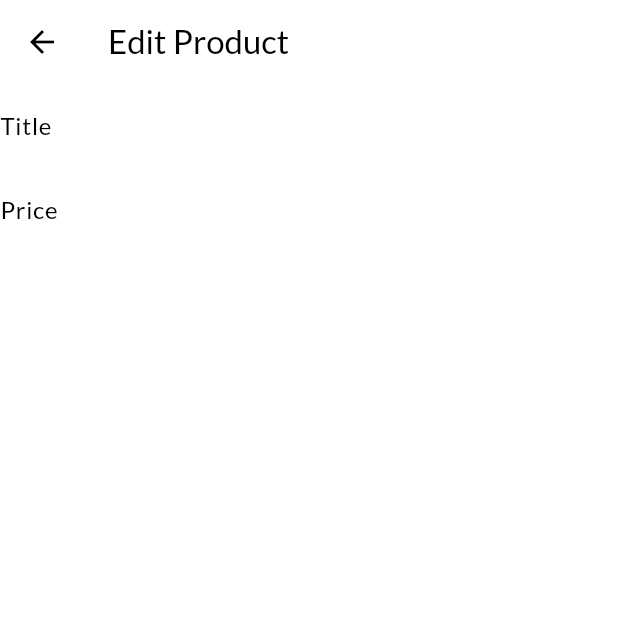
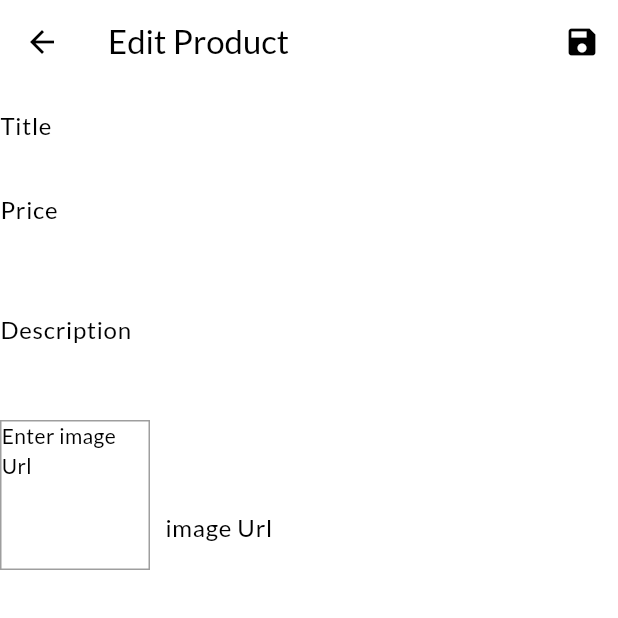
Before and after one commit to Suryansh160/ShopEase, a Flutter app: the EditProductScreen screen opened by its route, on a phone screen of 412 x 824 dp, the top half of it. Run offline on Flutter 3.47's test engine with Material 3 defaults, Android fonts, the phone set to English and light mode, and no system bars; network calls fail.

Commit message:
form completed

```diff
--- a/lib/screens/edit_product_screen.dart
+++ b/lib/screens/edit_product_screen.dart
@@ -1,4 +1,6 @@
 import 'package:flutter/material.dart';
+
+import '../providers/product.dart';
 
 class EditProductScreen extends StatefulWidget {
   static const routeName = '/edit-product';
@@ -9,13 +11,51 @@ class EditProductScreen extends StatefulWidget {
 
 class _EditProductScreenState extends State<EditProductScreen> {
   final _priceFocusNode = FocusNode();
+  final _descriptionFocusNode = FocusNode();
+  final _imageUrlController = TextEditingController();
+  final _imageUrlFocusNode = FocusNode();
+  final _form = GlobalKey<FormState>();
+  var _editedProduct =
+      Product(id: '', title: '', description: '', price: 0, imageUrl: '  ');
+
   @override
+  void initState() {
+    _imageUrlFocusNode.addListener(updateImageUrl);
+    super.initState();
+  }
+
+  void updateImageUrl() {
+    if (!_imageUrlFocusNode.hasFocus) {
+      setState(() {});
+    }
+  }
+
+  void _saveForm() {
+    _form.currentState?.save();
+  }
+
+  @override
+  void dispose() {
+    _imageUrlController.removeListener(updateImageUrl);
+    _priceFocusNode.dispose();
+    _descriptionFocusNode.dispose();
+    _imageUrlController.dispose();
+    _imageUrlFocusNode.dispose();
+    super.dispose();
+  }
+
   Widget build(BuildContext context) {
     return Scaffold(
       appBar: AppBar(
-        title: Text('Edit Product'),
+        title: Text(
+          'Edit Product',
+        ),
+        actions: <Widget>[
+          IconButton(onPressed: _saveForm, icon: Icon(Icons.save))
+        ],
       ),
       body: Form(
+          key: _form,
           child: ListView(
             children: <Widget>[
               TextFormField(
@@ -23,12 +63,86 @@ class _EditProductScreenState extends State<EditProductScreen> {
                 textInputAction: TextInputAction.next,
                 onFieldSubmitted: (_) =>
                     FocusScope.of(context).requestFocus(_priceFocusNode),
+                onSaved: (value) {
+                  _editedProduct = Product(
+                      id: _editedProduct.id,
+                      title: value!,
+                      description: _editedProduct.description,
+                      price: _editedProduct.price,
+                      imageUrl: _editedProduct.imageUrl);
+                },
               ),
               TextFormField(
                 decoration: InputDecoration(labelText: 'Price'),
                 textInputAction: TextInputAction.next,
                 keyboardType: TextInputType.number,
                 focusNode: _priceFocusNode,
+                onFieldSubmitted: (_) =>
+                    FocusScope.of(context).requestFocus(_descriptionFocusNode),
+                onSaved: (value) {
+                  _editedProduct = Product(
+                      id: _editedProduct.id,
+                      title: _editedProduct.title,
+                      description: _editedProduct.description,
+                      price: value as double,
+                      imageUrl: _editedProduct.imageUrl);
+                },
+              ),
+              TextFormField(
+                decoration: InputDecoration(labelText: 'Description'),
+                textInputAction: TextInputAction.next,
+                maxLines: 3,
+                keyboardType: TextInputType.multiline,
+                focusNode: _descriptionFocusNode,
+                onSaved: (value) {
+                  _editedProduct = Product(
+                      id: _editedProduct.id,
+                      title: _editedProduct.title,
+                      description: value!,
+                      price: _editedProduct.price,
+                      imageUrl: _editedProduct.imageUrl);
+                },
+              ),
+              Row(
+                crossAxisAlignment: CrossAxisAlignment.end,
+                children: <Widget>[
+                  Container(
+                      width: 100,
+                      height: 100,
+                      margin: EdgeInsets.only(top: 8, right: 10),
+                      decoration: BoxDecoration(
+                        border: Border.all(
+                          width: 1,
+                          color: Colors.grey,
+                        ),
+                      ),
+                      child: _imageUrlController.text.isEmpty
+                          ? Text('Enter image Url')
+                          : FittedBox(
+                              child: Image.network(_imageUrlController.text),
+                              fit: BoxFit.cover,
+                            )),
+                  Expanded(
+                    child: TextFormField(
+                      decoration: InputDecoration(
+                        labelText: 'image Url',
+                      ),
+                      keyboardType: TextInputType.url,
+                      textInputAction: TextInputAction.done,
+                      controller: _imageUrlController,
+                      focusNode: _imageUrlFocusNode,
+                      onFieldSubmitted: (_) => _saveForm(),
+                      onSaved: (value) {
+                        _editedProduct = Product(
+                            id: _editedProduct.id,
+                            title: _editedProduct.title,
+                            description: _editedProduct.description,
+                            price: _editedProduct.price,
+                            imageUrl: value!);
+                      },
+                    ),
+                  )
+                ],
               )
             ],
           )),
```
Lines whose indentation alone changed are shown as unchanged.
